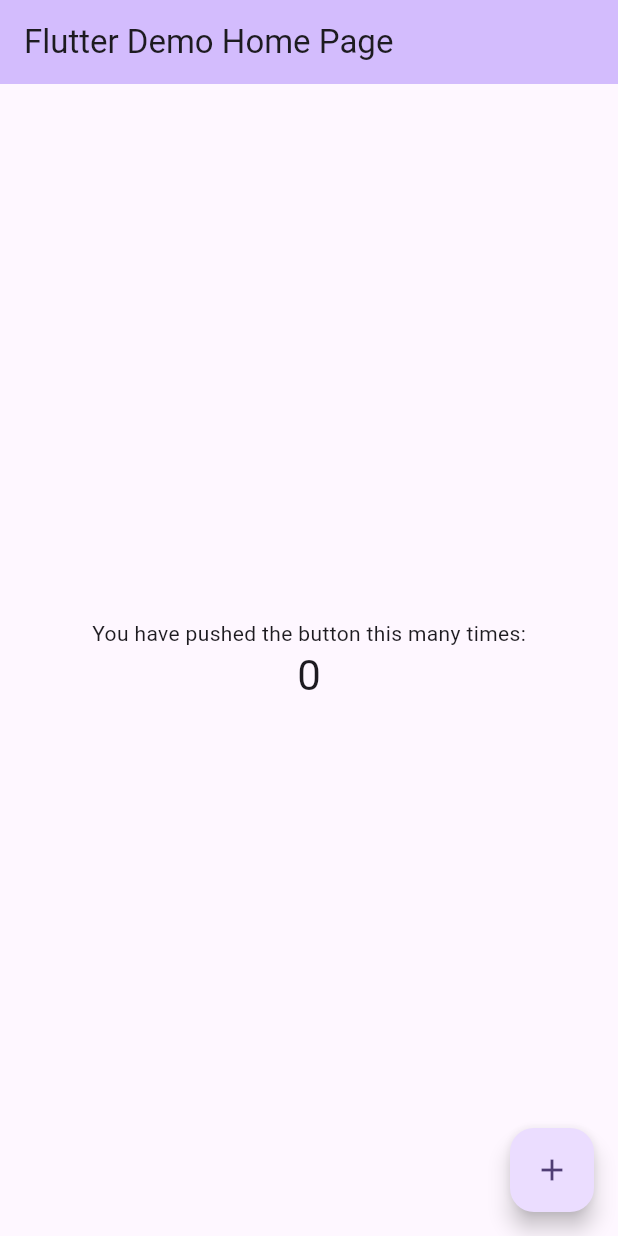
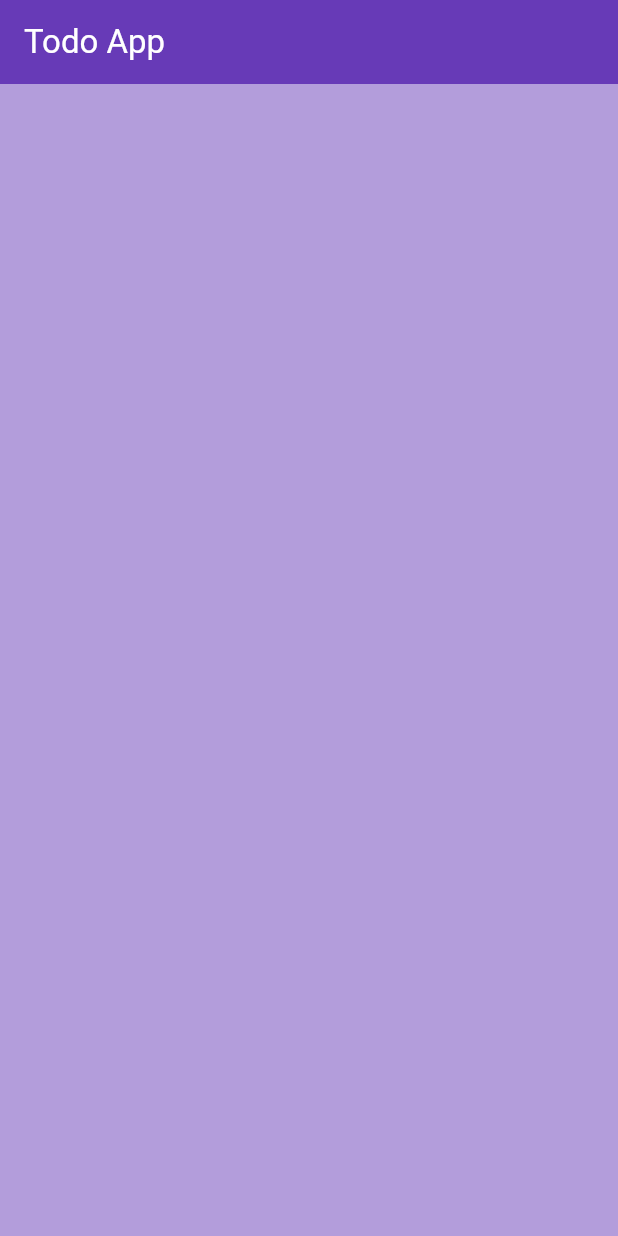
Before and after one commit to linusmanuel/todo-mobile, a Flutter app: the screen it shows after launch, on a phone screen of 412 x 824 dp. Run offline on Flutter 3.47's test engine with Material 3 defaults, Android fonts, the phone set to English and light mode, and no system bars.

Commit message:
feat: create home page and base app structure

```diff
--- a/lib/main.dart
+++ b/lib/main.dart
@@ -1,4 +1,5 @@
 import 'package:flutter/material.dart';
+import 'package:todo_app/pages/home_page.dart';
 
 void main() {
   runApp(const MyApp());
@@ -7,119 +8,11 @@ void main() {
 class MyApp extends StatelessWidget {
   const MyApp({super.key});
 
-  // This widget is the root of your application.
   @override
-  Widget build(BuildContext context) {
+  Widget build(BuildContext conterxt) {
     return MaterialApp(
-      title: 'Flutter Demo',
-      theme: ThemeData(
-        // This is the theme of your application.
-        //
-        // TRY THIS: Try running your application with "flutter run". You'll see
-        // the application has a purple toolbar. Then, without quitting the app,
-        // try changing the seedColor in the colorScheme below to Colors.green
-        // and then invoke "hot reload" (save your changes or press the "hot
-        // reload" button in a Flutter-supported IDE, or press "r" if you used
-        // the command line to start the app).
-        //
-        // Notice that the counter didn't reset back to zero; the application
-        // state is not lost during the reload. To reset the state, use hot
-        // restart instead.
-        //
-        // This works for code too, not just values: Most code changes can be
-        // tested with just a hot reload.
-        colorScheme: ColorScheme.fromSeed(seedColor: Colors.deepPurple),
-        useMaterial3: true,
-      ),
-      home: const MyHomePage(title: 'Flutter Demo Home Page'),
+      debugShowCheckedModeBanner: false,
+      home: HomePage(),
     );
   }
 }
-
-class MyHomePage extends StatefulWidget {
-  const MyHomePage({super.key, required this.title});
-
-  // This widget is the home page of your application. It is stateful, meaning
-  // that it has a State object (defined below) that contains fields that affect
-  // how it looks.
-
-  // This class is the configuration for the state. It holds the values (in this
-  // case the title) provided by the parent (in this case the App widget) and
-  // used by the build method of the State. Fields in a Widget subclass are
-  // always marked "final".
-
-  final String title;
-
-  @override
-  State<MyHomePage> createState() => _MyHomePageState();
-}
-
-class _MyHomePageState extends State<MyHomePage> {
-  int _counter = 0;
-
-  void _incrementCounter() {
-    setState(() {
-      // This call to setState tells the Flutter framework that something has
-      // changed in this State, which causes it to rerun the build method below
-      // so that the display can reflect the updated values. If we changed
-      // _counter without calling setState(), then the build method would not be
-      // called again, and so nothing would appear to happen.
-      _counter++;
-    });
-  }
-
-  @override
-  Widget build(BuildContext context) {
-    // This method is rerun every time setState is called, for instance as done
-    // by the _incrementCounter method above.
-    //
-    // The Flutter framework has been optimized to make rerunning build methods
-    // fast, so that you can just rebuild anything that needs updating rather
-    // than having to individually change instances of widgets.
-    return Scaffold(
-      appBar: AppBar(
-        // TRY THIS: Try changing the color here to a specific color (to
-        // Colors.amber, perhaps?) and trigger a hot reload to see the AppBar
-        // change color while the other colors stay the same.
-        backgroundColor: Theme.of(context).colorScheme.inversePrimary,
-        // Here we take the value from the MyHomePage object that was created by
-        // the App.build method, and use it to set our appbar title.
-        title: Text(widget.title),
-      ),
-      body: Center(
-        // Center is a layout widget. It takes a single child and positions it
-        // in the middle of the parent.
-        child: Column(
-          // Column is also a layout widget. It takes a list of children and
-          // arranges them vertically. By default, it sizes itself to fit its
-          // children horizontally, and tries to be as tall as its parent.
-          //
-          // Column has various properties to control how it sizes itself and
-          // how it positions its children. Here we use mainAxisAlignment to
-          // center the children vertically; the main axis here is the vertical
-          // axis because Columns are vertical (the cross axis would be
-          // horizontal).
-          //
-          // TRY THIS: Invoke "debug painting" (choose the "Toggle Debug Paint"
-          // action in the IDE, or press "p" in the console), to see the
-          // wireframe for each widget.
-          mainAxisAlignment: MainAxisAlignment.center,
-          children: <Widget>[
-            const Text(
-              'You have pushed the button this many times:',
-            ),
-            Text(
-              '$_counter',
-              style: Theme.of(context).textTheme.headlineMedium,
-            ),
-          ],
-        ),
-      ),
-      floatingActionButton: FloatingActionButton(
-        onPressed: _incrementCounter,
-        tooltip: 'Increment',
-        child: const Icon(Icons.add),
-      ), // This trailing comma makes auto-formatting nicer for build methods.
-    );
-  }
-}
--- /dev/null
+++ b/lib/pages/home_page.dart
@@ -0,0 +1,19 @@
+import 'package:flutter/material.dart';
+
+class HomePage extends StatelessWidget {
+  const HomePage({super.key});
+
+  @override
+  Widget build(BuildContext context) {
+    return Scaffold(
+      backgroundColor: Colors.deepPurple.shade200,
+      appBar: AppBar (
+        title: const Text(
+          'Todo App'
+        ),
+        backgroundColor: Colors.deepPurple,
+        foregroundColor: Colors.white,
+      ),
+    );
+  }
+}
```
